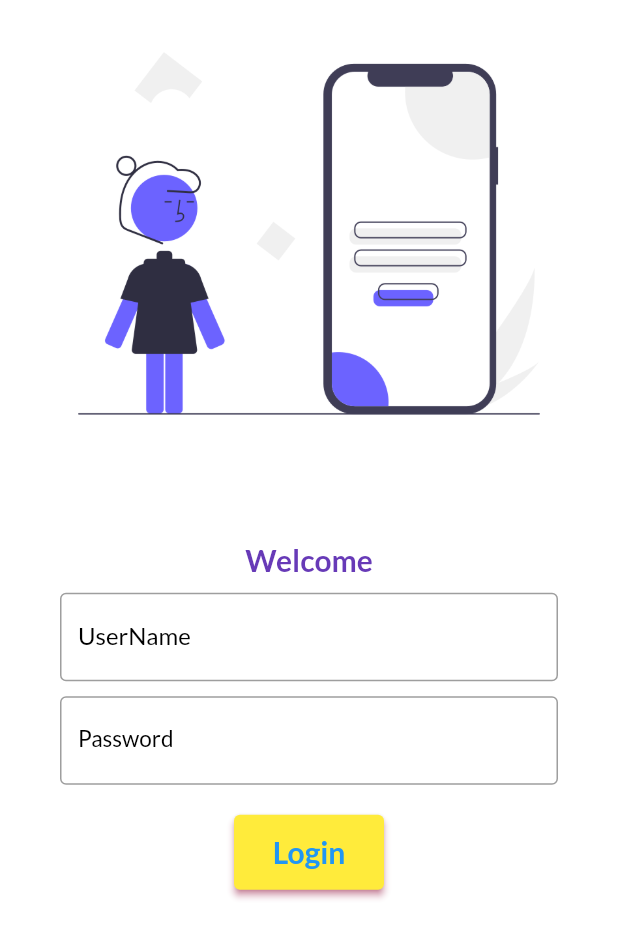
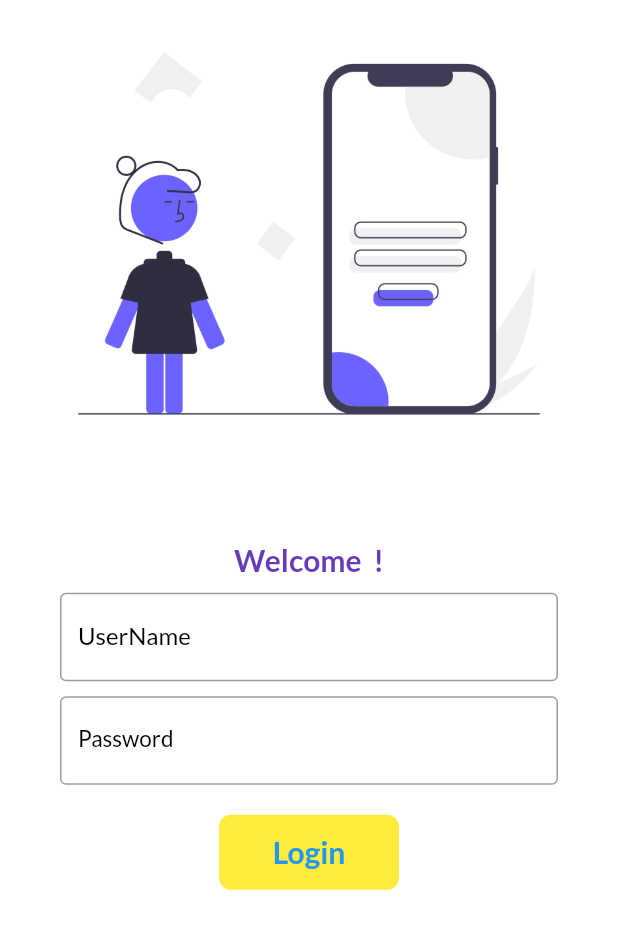
Before and after one commit to PrabeshPP/30days_of_flutter, a Flutter app: the screen it shows after launch, on a phone screen of 412 x 824 dp. Shown: the top 939 px of the screen. Run offline on Flutter 3.47's test engine with Material 2 defaults, Android fonts, the phone set to English and light mode, and no system bars; our stand-ins replace google_fonts.

Commit message:
day6 completed

```diff
--- a/lib/screens/loginpage.dart
+++ b/lib/screens/loginpage.dart
@@ -1,9 +1,16 @@
 import 'dart:ui';
-
 import 'package:flutter/material.dart';
 import 'package:flutter_application_1/utils/routes.dart';
 
-class Login extends StatelessWidget {
+class Login extends StatefulWidget {
+  @override
+  _LoginState createState() => _LoginState();
+}
+
+class _LoginState extends State<Login> {
+  String name = " ";
+  bool changed = false;
+
   @override
   Widget build(BuildContext context) {
     return Material(
@@ -16,7 +23,7 @@ class Login extends StatelessWidget {
               height: 50,
             ),
             Text(
-              "Welcome",
+              "Welcome ${name != "" ? name + "!" : name}",
               style: TextStyle(
                   fontSize: 20,
                   color: Colors.deepPurple,
@@ -38,7 +45,12 @@ class Login extends StatelessWidget {
                           color: Colors.deepPurple,
                         ),
                       ),
-                        border: OutlineInputBorder(borderSide: BorderSide())),
+                      border: OutlineInputBorder(borderSide: BorderSide()),
+                    ),
+                    onChanged: (value) {
+                      name = value;
+                      setState(() {});
+                    },
                   ),
                   SizedBox(
                     height: 10,
@@ -60,19 +72,38 @@ class Login extends StatelessWidget {
                   SizedBox(
                     height: 20,
                   ),
-                  ElevatedButton(
-                    child: Text("Login",
+                  InkWell(
+                    onTap: () async {
+                      setState(() {
+                        changed = true;
+                      });
+                      await Future.delayed(Duration(seconds: 1));
+                      Navigator.pushNamed(context, MyRoutes.homeRoute);
+                    },
+                    child: AnimatedContainer(
+                      duration: Duration(seconds: 1),
+                      height: 50,
+                      width: changed ? 50 : 120,
+                      alignment: Alignment.center,
+                      child: changed
+                          ? Icon(
+                              Icons.done,
+                              color: Colors.pink,
+                              size: 30,
+                            )
+                          : Text(
+                              "Login",
                               style: TextStyle(
+                                color: Colors.blue,
                                 fontSize: 20,
                                 fontWeight: FontWeight.w600,
-                            color: Colors.blue)),
-                    onPressed: () {
-                      Navigator.pushNamed(context, MyRoutes.homeRoute);
-                    },
-                    style: TextButton.styleFrom(
-                        shadowColor: Colors.pink,
-                        backgroundColor: Colors.yellow,
-                        minimumSize: Size(100, 50)),
+                              ),
+                            ),
+                      decoration: BoxDecoration(
+                          color: Colors.yellow,
+                          borderRadius:
+                              BorderRadius.circular(changed ? 50 : 8)),
+                    ),
                   )
                 ],
               ),
```
Lines whose indentation alone changed are shown as unchanged.
